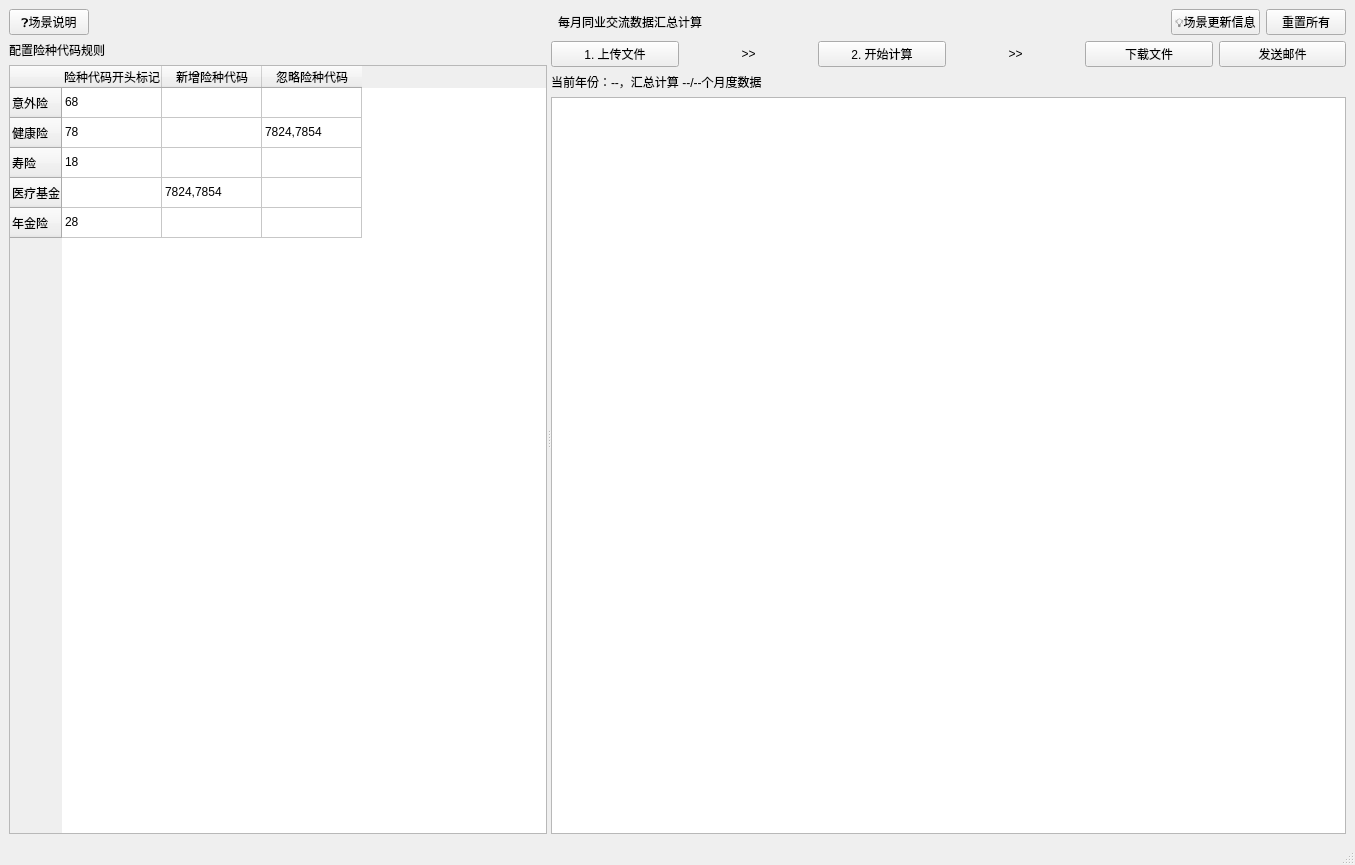
The window that lwx_project/client/ui/monthly_east_data.ui (Cookie-HOO/lwx_project) describes before a commit, drawn with Qt 5.
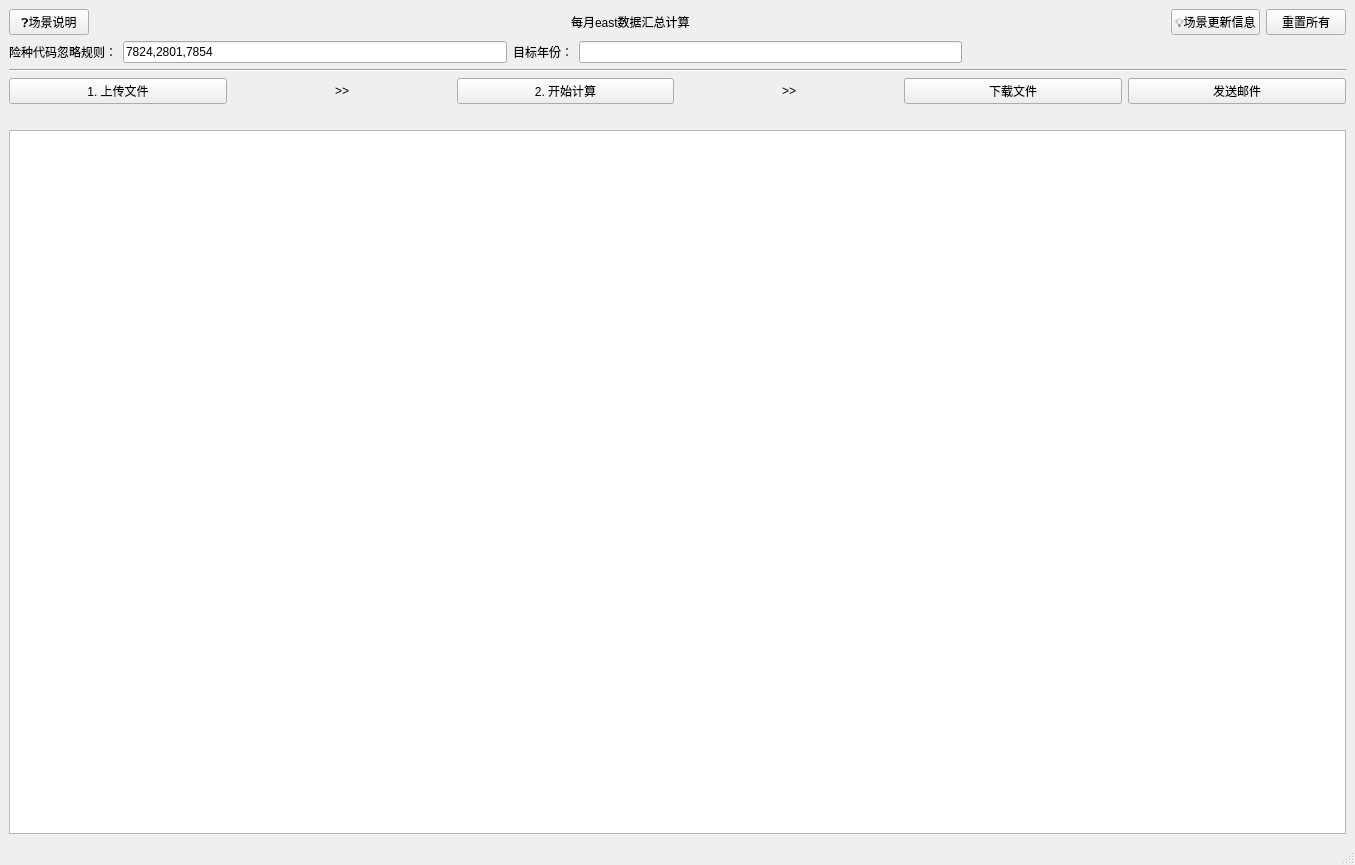
The same window after the commit.

Patch:
```diff
--- a/lwx_project/client/ui/monthly_east_data.ui
+++ b/lwx_project/client/ui/monthly_east_data.ui
@@ -20,7 +20,7 @@
    <bool>true</bool>
   </property>
   <widget class="QWidget" name="centralwidget">
-   <layout class="QVBoxLayout" name="verticalLayout_3" stretch="1,99">
+   <layout class="QVBoxLayout" name="verticalLayout">
     <item>
      <layout class="QHBoxLayout" name="horizontalLayout_8">
       <item>
@@ -52,7 +52,7 @@
          </size>
         </property>
         <property name="text">
-         <string>每月同业交流数据汇总计算</string>
+         <string>每月east数据汇总计算</string>
         </property>
        </widget>
       </item>
@@ -86,150 +86,83 @@
      </layout>
     </item>
     <item>
-     <widget class="QSplitter" name="splitter">
-      <property name="orientation">
-       <enum>Qt::Horizontal</enum>
-      </property>
-      <widget class="QWidget" name="verticalLayoutWidget_2">
-       <layout class="QVBoxLayout" name="verticalLayout_2">
-        <item>
-         <widget class="QLabel" name="baoixan_code_rule_table">
-          <property name="text">
-           <string>配置险种代码规则</string>
-          </property>
-         </widget>
-        </item>
-        <item>
-         <widget class="QTableWidget" name="baoxian_code_config_table">
-          <row>
-           <property name="text">
-            <string>意外险</string>
-           </property>
-          </row>
-          <row>
-           <property name="text">
-            <string>健康险</string>
-           </property>
-          </row>
-          <row>
-           <property name="text">
-            <string>寿险</string>
-           </property>
-          </row>
-          <row>
-           <property name="text">
-            <string>医疗基金</string>
-           </property>
-          </row>
-          <row>
-           <property name="text">
-            <string>年金险</string>
-           </property>
-          </row>
-          <column>
-           <property name="text">
-            <string>险种代码开头标记</string>
-           </property>
-          </column>
-          <column>
-           <property name="text">
-            <string>新增险种代码</string>
-           </property>
-           <property name="background">
-            <color>
-             <red>207</red>
-             <green>240</green>
-             <blue>198</blue>
-            </color>
-           </property>
-          </column>
-          <column>
-           <property name="text">
-            <string>忽略险种代码</string>
-           </property>
-           <property name="background">
-            <color>
-             <red>242</red>
-             <green>195</green>
-             <blue>189</blue>
-            </color>
-           </property>
-          </column>
-          <item row="0" column="0">
-           <property name="text">
-            <string>68</string>
-           </property>
-           <property name="flags">
-            <set>ItemIsSelectable|ItemIsDragEnabled|ItemIsDropEnabled|ItemIsUserCheckable|ItemIsEnabled</set>
-           </property>
-          </item>
-          <item row="0" column="1">
-           <property name="text">
-            <string/>
-           </property>
-          </item>
-          <item row="1" column="0">
-           <property name="text">
-            <string>78</string>
-           </property>
-           <property name="flags">
-            <set>ItemIsSelectable|ItemIsDragEnabled|ItemIsDropEnabled|ItemIsUserCheckable|ItemIsEnabled</set>
-           </property>
-          </item>
-          <item row="1" column="2">
-           <property name="text">
-            <string>7824,7854</string>
-           </property>
-          </item>
-          <item row="2" column="0">
-           <property name="text">
-            <string>18</string>
-           </property>
-           <property name="flags">
-            <set>ItemIsSelectable|ItemIsDragEnabled|ItemIsDropEnabled|ItemIsUserCheckable|ItemIsEnabled</set>
-           </property>
-          </item>
-          <item row="3" column="0">
-           <property name="text">
-            <string/>
-           </property>
-           <property name="flags">
-            <set>ItemIsSelectable|ItemIsDragEnabled|ItemIsDropEnabled|ItemIsUserCheckable|ItemIsEnabled</set>
-           </property>
-          </item>
-          <item row="3" column="1">
-           <property name="text">
-            <string>7824,7854</string>
-           </property>
-          </item>
-          <item row="4" column="0">
-           <property name="text">
-            <string>28</string>
-           </property>
-           <property name="flags">
-            <set>ItemIsSelectable|ItemIsDragEnabled|ItemIsDropEnabled|ItemIsUserCheckable|ItemIsEnabled</set>
-           </property>
-          </item>
-          <item row="4" column="2">
-           <property name="text">
-            <string/>
-           </property>
-          </item>
-         </widget>
-        </item>
-       </layout>
-      </widget>
-      <widget class="QWidget" name="verticalLayoutWidget">
-       <layout class="QVBoxLayout" name="verticalLayout">
-        <item>
          <layout class="QHBoxLayout" name="horizontalLayout">
           <item>
+       <widget class="QLabel" name="baoixan_code_rule_table">
+        <property name="text">
+         <string>险种代码忽略规则：</string>
+        </property>
+       </widget>
+      </item>
+      <item>
+       <widget class="QLineEdit" name="omit_baoxian_code_text">
+        <property name="text">
+         <string>7824,2801,7854</string>
+        </property>
+       </widget>
+      </item>
+      <item>
+       <widget class="QLabel" name="label">
+        <property name="text">
+         <string>目标年份：</string>
+        </property>
+       </widget>
+      </item>
+      <item>
+       <widget class="QLineEdit" name="target_year_text">
+        <property name="text">
+         <string/>
+        </property>
+       </widget>
+      </item>
+      <item>
+       <spacer name="horizontalSpacer">
+        <property name="orientation">
+         <enum>Qt::Horizontal</enum>
+        </property>
+        <property name="sizeHint" stdset="0">
+         <size>
+          <width>40</width>
+          <height>20</height>
+         </size>
+        </property>
+       </spacer>
+      </item>
+     </layout>
+    </item>
+    <item>
+     <widget class="Line" name="line">
+      <property name="orientation">
+       <enum>Qt::Horizontal</enum>
+      </property>
+     </widget>
+    </item>
+    <item>
+     <layout class="QHBoxLayout" name="horizontalLayout_2">
+      <item>
            <widget class="QPushButton" name="upload_button">
             <property name="text">
              <string>1. 上传文件</string>
             </property>
            </widget>
           </item>
+      <item>
+       <widget class="QLabel" name="label_4">
+        <property name="text">
+         <string>&gt;&gt;</string>
+        </property>
+        <property name="alignment">
+         <set>Qt::AlignCenter</set>
+        </property>
+       </widget>
+      </item>
+      <item>
+       <widget class="QPushButton" name="cal_button">
+        <property name="text">
+         <string>2. 开始计算</string>
+        </property>
+       </widget>
+      </item>
           <item>
            <widget class="QLabel" name="label_3">
             <property name="layoutDirection">
@@ -243,23 +176,6 @@
             </property>
            </widget>
           </item>
-          <item>
-           <widget class="QPushButton" name="cal_button">
-            <property name="text">
-             <string>2. 开始计算</string>
-            </property>
-           </widget>
-          </item>
-          <item>
-           <widget class="QLabel" name="label_4">
-            <property name="text">
-             <string>&gt;&gt;</string>
-            </property>
-            <property name="alignment">
-             <set>Qt::AlignCenter</set>
-            </property>
-           </widget>
-          </item>
           <item>
            <widget class="QPushButton" name="download_file_button">
             <property name="text">
@@ -279,16 +195,12 @@
         <item>
          <widget class="QLabel" name="upload_info_text">
           <property name="text">
-           <string>当前年份：--，汇总计算 --/--个月度数据</string>
+       <string/>
           </property>
          </widget>
         </item>
         <item>
-         <widget class="QListWidget" name="upload_list"/>
-        </item>
-       </layout>
-      </widget>
-     </widget>
+     <widget class="QListWidget" name="file_list"/>
     </item>
    </layout>
   </widget>
```
Lines whose indentation alone changed are shown as unchanged.
